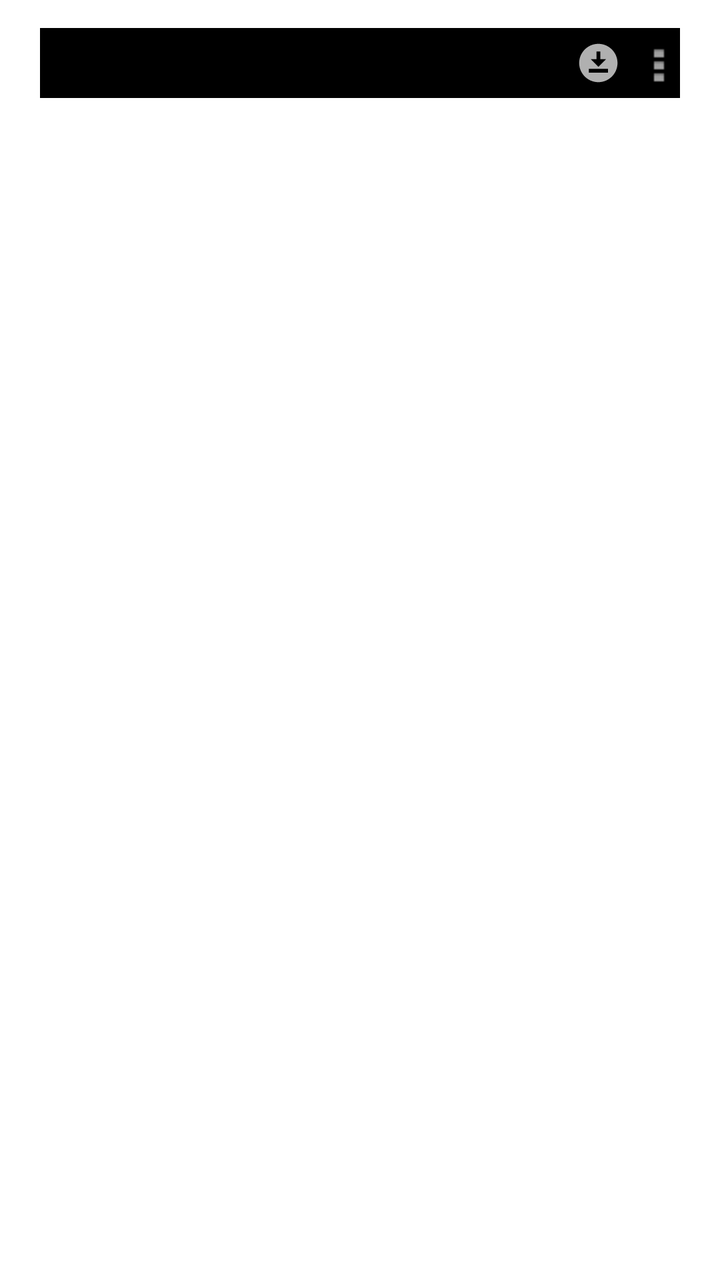
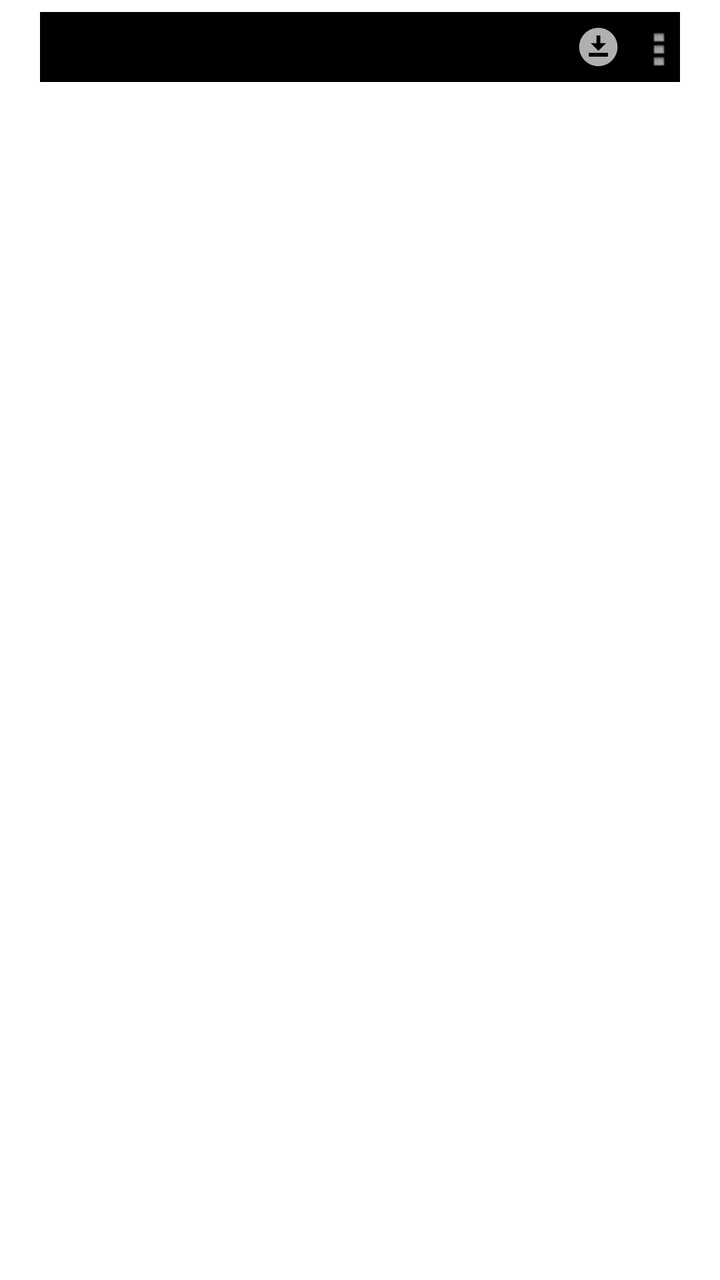

Compare the two renders of this Android layout. The source of the first and the diff that turns it into the second are given below.
<!-- AndroidManifest.xml: fallback theme Theme.MaterialComponents.DayNight.NoActionBar -->
<!-- res/layout/fragment_search.xml -->
<?xml version="1.0" encoding="utf-8"?>
<androidx.constraintlayout.widget.ConstraintLayout
        xmlns:android="http://schemas.android.com/apk/res/android"
        xmlns:app="http://schemas.android.com/apk/res-auto"
        android:layout_width="match_parent"
        android:layout_height="match_parent"
        android:padding="12dp">

    <LinearLayout
            android:id="@+id/searchContainer"
            android:layout_width="320dp"
            android:layout_height="35dp"
            android:layout_marginTop="2dp"
            android:orientation="horizontal"
            android:background="#000000"
            app:layout_constraintTop_toTopOf="parent"
            app:layout_constraintStart_toStartOf="parent"
            app:layout_constraintEnd_toEndOf="parent">

        <SearchView
                android:id="@+id/searchView"
                android:layout_width="0dp"
                android:layout_height="match_parent"
                android:layout_weight="1"
                android:iconifiedByDefault="false"
                android:queryHint="Search..."
                android:background="@android:color/transparent" />

        <ImageButton
                android:id="@+id/offlineMapsButton"
                android:layout_width="wrap_content"
                android:layout_height="match_parent"
                android:background="@android:color/transparent"
                android:contentDescription="Offline Maps"
                android:src="@drawable/ic_offline"
                android:padding="6dp"
                android:scaleType="fitCenter"
                app:tint="#B0B0B0" />

        <ImageButton
                android:id="@+id/hamburgerButton"
                android:layout_width="wrap_content"
                android:layout_height="match_parent"
                android:background="@android:color/transparent"
                android:contentDescription="Menu"
                android:src="@drawable/ic_hamburger_menu" />

    </LinearLayout>

</androidx.constraintlayout.widget.ConstraintLayout>
<!-- resources referenced by this layout -->
<resources>
  <!-- drawable ic_hamburger_menu: png bitmap (drawable, 177 bytes) -->
  <!-- drawable ic_offline (drawable) -->
  <vector xmlns:android="http://schemas.android.com/apk/res/android" android:height="24dp" android:tint="#000000" android:viewportHeight="24" android:viewportWidth="24" android:width="24dp">
        
      <path android:fillColor="@android:color/white" android:pathData="M12,2C6.49,2 2,6.49 2,12s4.49,10 10,10s10,-4.49 10,-10S17.51,2 12,2zM11,10V6h2v4h3l-4,4l-4,-4H11zM17,17H7v-2h10V17z"/>
      
  </vector>
</resources>

<!-- the commit's change to res/layout/fragment_search.xml (unified diff, before → after) -->
@@ -4,13 +4,12 @@
         xmlns:app="http://schemas.android.com/apk/res-auto"
         android:layout_width="match_parent"
         android:layout_height="match_parent"
-        android:padding="12dp">
+        android:padding="6dp">
 
     <LinearLayout
             android:id="@+id/searchContainer"
             android:layout_width="320dp"
             android:layout_height="35dp"
-            android:layout_marginTop="2dp"
             android:orientation="horizontal"
             android:background="#000000"
             app:layout_constraintTop_toTopOf="parent"
